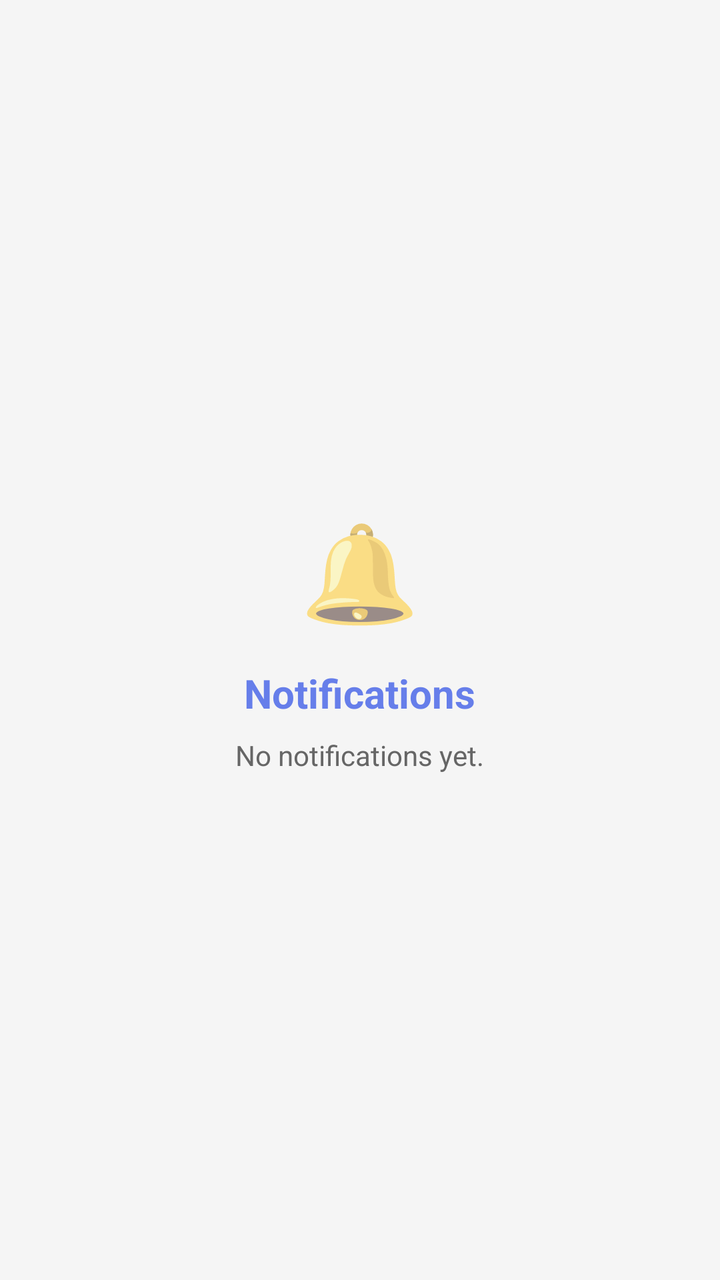
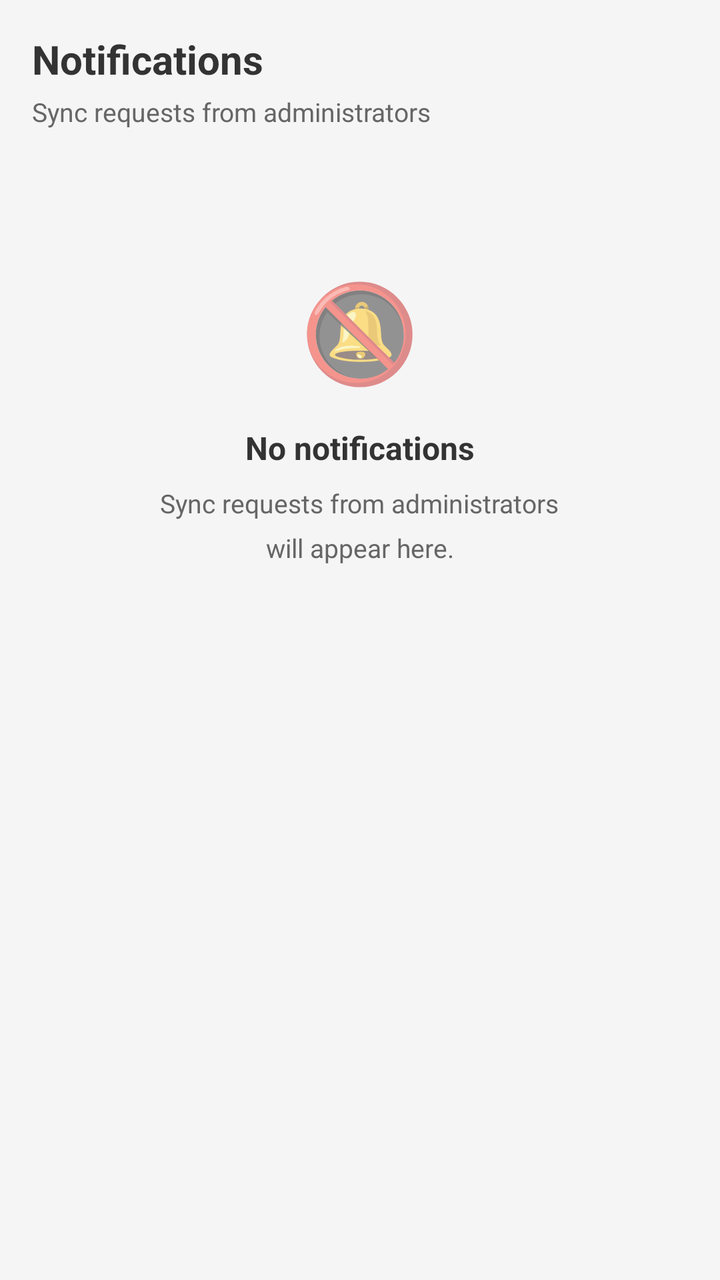

Two renders of the same Android screen: before a commit and after it. Below are the layout's source before the change and the commit's diff.
<!-- AndroidManifest.xml: application theme Theme.LogPoint -->
<!-- res/layout/fragment_notifications.xml -->
<?xml version="1.0" encoding="utf-8"?>
<LinearLayout xmlns:android="http://schemas.android.com/apk/res/android"
    android:layout_width="match_parent"
    android:layout_height="match_parent"
    android:orientation="vertical"
    android:background="@color/bg_light"
    android:padding="16dp"
    android:gravity="center">

    <TextView
        android:layout_width="wrap_content"
        android:layout_height="wrap_content"
        android:text="🔔"
        android:textSize="48sp"
        android:layout_marginBottom="16dp" />

    <TextView
        android:layout_width="wrap_content"
        android:layout_height="wrap_content"
        android:text="Notifications"
        android:textSize="20sp"
        android:textStyle="bold"
        android:textColor="@color/primary_dark"
        android:layout_marginBottom="8dp" />

    <TextView
        android:id="@+id/tvNoNotifications"
        android:layout_width="wrap_content"
        android:layout_height="wrap_content"
        android:text="No notifications yet."
        android:textSize="14sp"
        android:textColor="@color/text_light"
        android:gravity="center" />

</LinearLayout>
<!-- resources referenced by this layout -->
<resources>
  <color name="bg_light">#F5F5F5</color>
  <color name="primary_dark">#667EEA</color>
  <color name="text_light">#666666</color>
  <style name="Theme.LogPoint" parent="Theme.MaterialComponents.DayNight.NoActionBar">
          
          <item name="colorPrimary">@color/primary_dark</item>
          <item name="colorPrimaryVariant">@color/primary_light</item>
          <item name="colorOnPrimary">@color/white</item>
  
          
          <item name="colorError">@color/error</item>
  
          
          <item name="android:colorBackground">@color/bg_light</item>
      </style>
  <color name="primary_light">#764BA2</color>
  <color name="white">#FFFFFF</color>
  <color name="error">#F44336</color>
</resources>

<!-- the commit's change to res/layout/fragment_notifications.xml (unified diff, before → after) -->
@@ -1,35 +1,227 @@
 <?xml version="1.0" encoding="utf-8"?>
 <LinearLayout xmlns:android="http://schemas.android.com/apk/res/android"
+    xmlns:app="http://schemas.android.com/apk/res-auto"
     android:layout_width="match_parent"
     android:layout_height="match_parent"
     android:orientation="vertical"
     android:background="@color/bg_light"
-    android:padding="16dp"
-    android:gravity="center">
-
-    <TextView
-        android:layout_width="wrap_content"
-        android:layout_height="wrap_content"
-        android:text="🔔"
-        android:textSize="48sp"
-        android:layout_marginBottom="16dp" />
-
+    android:padding="16dp">
+
+    
     <TextView
         android:layout_width="wrap_content"
         android:layout_height="wrap_content"
         android:text="Notifications"
         android:textSize="20sp"
         android:textStyle="bold"
-        android:textColor="@color/primary_dark"
+        android:textColor="@color/text_dark"
+        android:layout_marginBottom="4dp" />
+
+    <TextView
+        android:layout_width="wrap_content"
+        android:layout_height="wrap_content"
+        android:text="Sync requests from administrators"
+        android:textSize="13sp"
+        android:textColor="@color/text_light"
+        android:layout_marginBottom="20dp" />
+
+    
+    <ProgressBar
+        android:id="@+id/progressBar"
+        android:layout_width="wrap_content"
+        android:layout_height="wrap_content"
+        android:layout_gravity="center"
+        android:visibility="gone" />
+
+    
+    <TextView
+        android:id="@+id/tvError"
+        android:layout_width="match_parent"
+        android:layout_height="wrap_content"
+        android:textSize="12sp"
+        android:textColor="@color/text_light"
+        android:gravity="center"
+        android:visibility="gone"
         android:layout_marginBottom="8dp" />
 
-    <TextView
-        android:id="@+id/tvNoNotifications"
-        android:layout_width="wrap_content"
-        android:layout_height="wrap_content"
-        android:text="No notifications yet."
-        android:textSize="14sp"
-        android:textColor="@color/text_light"
-        android:gravity="center" />
+    
+    <androidx.cardview.widget.CardView
+        android:id="@+id/cardSyncRequest"
+        android:layout_width="match_parent"
+        android:layout_height="wrap_content"
+        android:visibility="gone"
+        app:cardCornerRadius="14dp"
+        app:cardElevation="4dp"
+        app:cardBackgroundColor="@color/white">
+
+        <LinearLayout
+            android:layout_width="match_parent"
+            android:layout_height="wrap_content"
+            android:orientation="vertical"
+            android:padding="20dp">
+
+            
+            <LinearLayout
+                android:layout_width="match_parent"
+                android:layout_height="wrap_content"
+                android:orientation="horizontal"
+                android:gravity="center_vertical"
+                android:layout_marginBottom="16dp">
+
+                
+                <androidx.cardview.widget.CardView
+                    android:layout_width="46dp"
+                    android:layout_height="46dp"
+                    android:layout_marginEnd="14dp"
+                    app:cardCornerRadius="23dp"
+                    app:cardElevation="0dp"
+                    app:cardBackgroundColor="#1A004aad">
+                    <LinearLayout
+                        android:layout_width="match_parent"
+                        android:layout_height="match_parent"
+                        android:gravity="center">
+                        <TextView
+                            android:layout_width="wrap_content"
+                            android:layout_height="wrap_content"
+                            android:text="🔔"
+                            android:textSize="20sp" />
+                    </LinearLayout>
+                </androidx.cardview.widget.CardView>
+
+                <LinearLayout
+                    android:layout_width="0dp"
+                    android:layout_height="wrap_content"
+                    android:layout_weight="1"
+                    android:orientation="vertical">
+
+                    <TextView
+                        android:layout_width="wrap_content"
+                        android:layout_height="wrap_content"
+                        android:text="Sync Request"
+                        android:textSize="15sp"
+                        android:textStyle="bold"
+                        android:textColor="@color/text_dark" />
+
+                    <TextView
+                        android:id="@+id/tvRequestStatus"
+                        android:layout_width="wrap_content"
+                        android:layout_height="wrap_content"
+                        android:text="Pending your response"
+                        android:textSize="12sp"
+                        android:textColor="@color/warning"
+                        android:layout_marginTop="2dp" />
+
+                </LinearLayout>
+
+            </LinearLayout>
+
+            
+            <TextView
+                android:id="@+id/tvAdminName"
+                android:layout_width="match_parent"
+                android:layout_height="wrap_content"
+                android:text="An administrator is requesting access to your visitor logs."
+                android:textSize="14sp"
+                android:textColor="@color/text_medium"
+                android:lineSpacingMultiplier="1.4"
+                android:layout_marginBottom="8dp" />
+
+            
+            <TextView
+                android:layout_width="match_parent"
+                android:layout_height="wrap_content"
+                android:text="They will be able to view your visitor records in real-time on their dashboard."
+                android:textSize="12sp"
+                android:textColor="@color/text_light"
+                android:lineSpacingMultiplier="1.4"
+                android:layout_marginBottom="20dp" />
+
+            
+            <View
+                android:layout_width="match_parent"
+                android:layout_height="1dp"
+                android:background="@color/border_light"
+                android:layout_marginBottom="16dp" />
+
+            
+            <LinearLayout
+                android:layout_width="match_parent"
+                android:layout_height="wrap_content"
+                android:orientation="horizontal">
+
+                <com.google.android.material.button.MaterialButton
+                    android:id="@+id/btnDecline"
+                    android:layout_width="0dp"
+                    android:layout_height="44dp"
+                    android:layout_weight="1"
+                    android:layout_marginEnd="8dp"
+                    android:text="Decline"
+                    android:textSize="14sp"
+                    android:textColor="@color/error"
+                    android:backgroundTint="@color/white"
+                    android:insetTop="0dp"
+                    android:insetBottom="0dp"
+                    app:strokeColor="@color/error"
+                    app:strokeWidth="1.5dp"
+                    app:cornerRadius="10dp"
+                    android:stateListAnimator="@null" />
+
+                <com.google.android.material.button.MaterialButton
+                    android:id="@+id/btnAccept"
+                    android:layout_width="0dp"
+                    android:layout_height="44dp"
+                    android:layout_weight="1"
+                    android:layout_marginStart="8dp"
+                    android:text="Accept"
+                    android:textSize="14sp"
+                    android:textColor="@color/white"
+                    android:background="@drawable/gradient_button"
+                    android:insetTop="0dp"
+                    android:insetBottom="0dp"
+                    app:cornerRadius="10dp"
+                    android:stateListAnimator="@null" />
+
+            </LinearLayout>
+
+        </LinearLayout>
+
+    </androidx.cardview.widget.CardView>
+
+    
+    <LinearLayout
+        android:id="@+id/layoutNoNotifications"
+        android:layout_width="match_parent"
+        android:layout_height="wrap_content"
+        android:orientation="vertical"
+        android:gravity="center"
+        android:paddingTop="48dp"
+        android:visibility="visible">
+
+        <TextView
+            android:layout_width="wrap_content"
+            android:layout_height="wrap_content"
+            android:text="🔕"
+            android:textSize="48sp"
+            android:layout_marginBottom="16dp" />
+
+        <TextView
+            android:layout_width="wrap_content"
+            android:layout_height="wrap_content"
+            android:text="No notifications"
+            android:textSize="16sp"
+            android:textStyle="bold"
+            android:textColor="@color/text_dark"
+            android:layout_marginBottom="8dp" />
+
+        <TextView
+            android:layout_width="wrap_content"
+            android:layout_height="wrap_content"
+            android:text="Sync requests from administrators\nwill appear here."
+            android:textSize="13sp"
+            android:textColor="@color/text_light"
+            android:gravity="center"
+            android:lineSpacingMultiplier="1.4" />
+
+    </LinearLayout>
 
 </LinearLayout>
<!-- resource entries referenced after the edit -->
@@ -1,8 +1,11 @@
 <!-- resources referenced by this layout -->
 <resources>
   <color name="bg_light">#F5F5F5</color>
+  <color name="border_light">#DDDDDD</color>
   <color name="primary_dark">#667EEA</color>
   <color name="text_light">#666666</color>
+  <color name="text_medium">#555555</color>
+  <color name="warning">#FF9800</color>
   <style name="Theme.LogPoint" parent="Theme.MaterialComponents.DayNight.NoActionBar">
           
           <item name="colorPrimary">@color/primary_dark</item>
@@ -17,6 +20,21 @@
       </style>
   <color name="primary_light">#764BA2</color>
   <color name="white">#FFFFFF</color>
+  <!-- drawable gradient_button (drawable) -->
+  <?xml version="1.0" encoding="utf-8"?>
+  <shape xmlns:android="http://schemas.android.com/apk/res/android">
+      <gradient
+          android:angle="135"
+          android:startColor="#004aad"
+          android:endColor="#7ed957" />
+      <corners android:radius="5dp" />
+      <padding
+          android:left="12dp"
+          android:top="12dp"
+          android:right="12dp"
+          android:bottom="12dp" />
+  </shape>
   <color name="error">#F44336</color>
+  <color name="text_dark">#333333</color>
 </resources>
 
